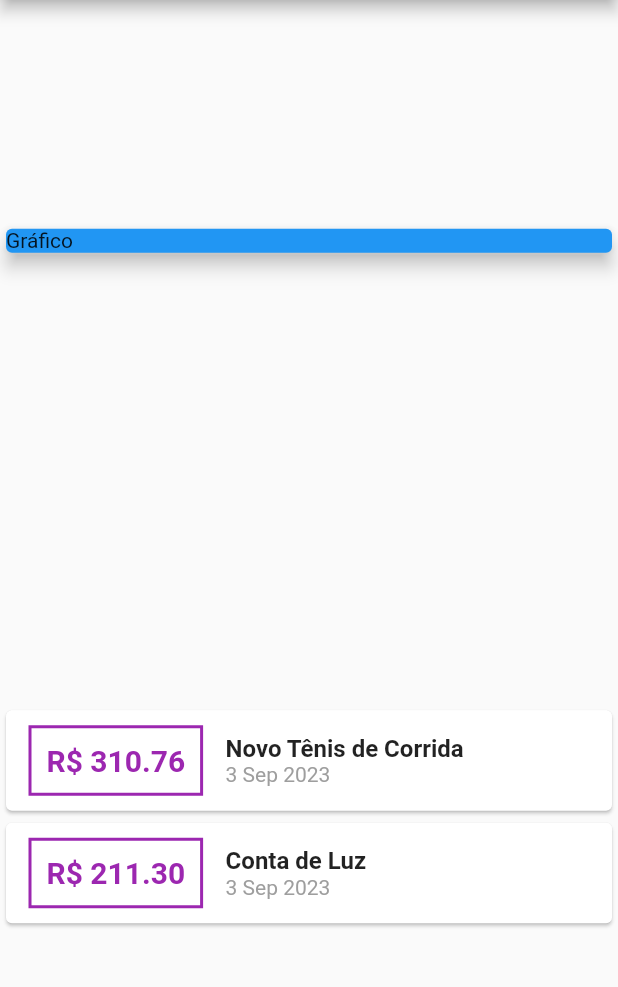
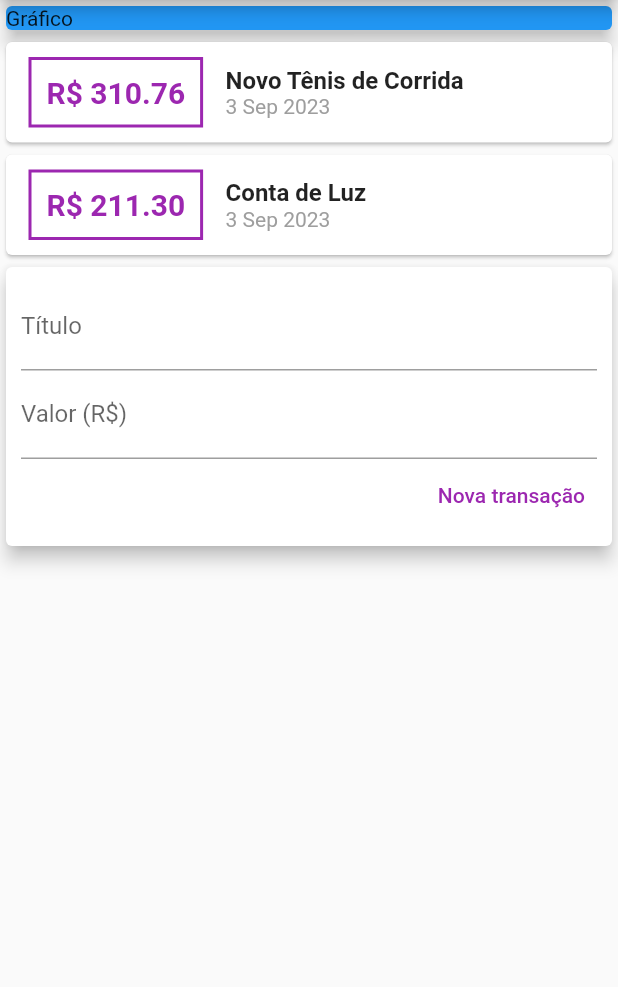
Before and after one commit to FranciscoCFranco/DespesasPessoais, a Flutter app: the screen it shows after launch, on a phone screen of 412 x 824 dp, the part 84-1071 px from its top. Run offline on Flutter 3.47's test engine with Material 2 defaults, Android fonts, the phone set to English and light mode, and no system bars.

Commit message:
working textfield

```diff
--- a/expenses/lib/main.dart
+++ b/expenses/lib/main.dart
@@ -1,4 +1,5 @@
 import 'package:flutter/material.dart';
+import 'package:flutter/rendering.dart';
 import 'models/transaction.dart';
 import 'package:intl/intl.dart';
 
@@ -13,7 +14,9 @@ class ExpensesApp extends StatelessWidget {
 }
 
 class MyHomePage extends StatelessWidget {
-  MyHomePage({Key? key}) : super(key: key);
+  final titleController = TextEditingController();
+  final valueController = TextEditingController();
+
   final _transactions = [
     Transaction(
       id: 't1',
@@ -36,10 +39,9 @@ class MyHomePage extends StatelessWidget {
         title: const Text('Despesas Pessoais'),
       ),
       body: Column(
-        mainAxisAlignment: MainAxisAlignment.spaceAround,
         crossAxisAlignment: CrossAxisAlignment.stretch,
-        children: [
-          const SizedBox(
+        children: <Widget>[
+          Container(
             child: Card(
               color: Colors.blue,
               child: Text('Gráfico'),
@@ -96,6 +98,43 @@ class MyHomePage extends StatelessWidget {
               );
             }).toList(),
           ),
+          Card(
+            elevation: 5,
+            child: Padding(
+              padding: const EdgeInsets.all(10),
+              child: Column(
+                children: <Widget>[
+                  TextField(
+                    controller: titleController,
+                    decoration: InputDecoration(
+                      labelText: 'Título',
+                    ),
+                  ),
+                  TextField(
+                    controller: valueController,
+                    decoration: InputDecoration(
+                      labelText: 'Valor (R\$)',
+                    ),
+                  ),
+                  Row(
+                    mainAxisAlignment: MainAxisAlignment.end,
+                    children: [
+                      TextButton(
+                        onPressed: () {
+                          print(titleController.text);
+                          print(valueController.text);
+                        },
+                        style: TextButton.styleFrom(
+                          primary: Colors.purple,
+                        ),
+                        child: Text('Nova transação'),
+                      ),
+                    ],
+                  )
+                ],
+              ),
+            ),
+          )
         ],
       ),
     );
```
